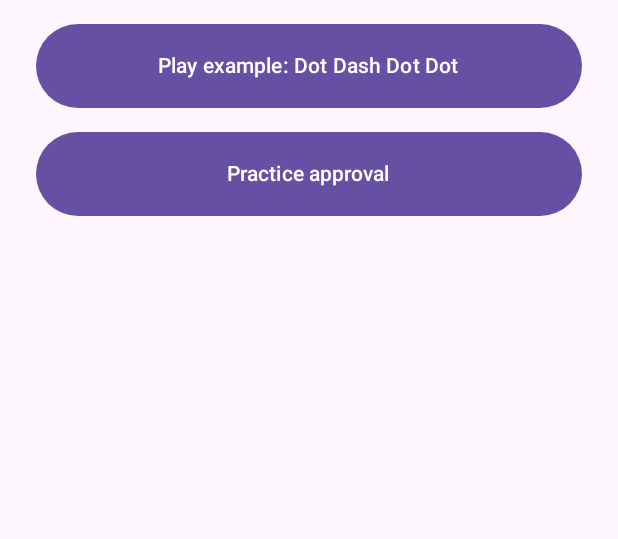
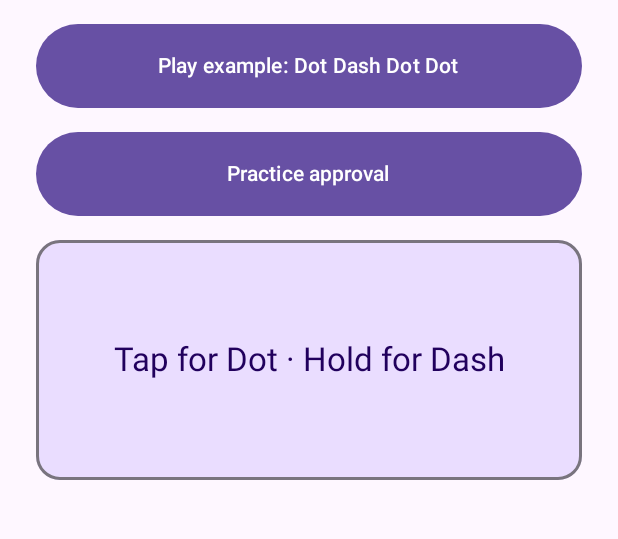
Before and after one commit to BuvinduS/CS3053-MFA-Gallifrey, an Android app built with Jetpack Compose: the screen it shows after launch (MainActivity), on a phone screen of 412 x 824 dp, the part 90-629 px from its top. Run offline under Robolectric (Android 15) with nearby library versions, the light colour scheme and no system bars; 1 statement that could not run was skipped.

Commit message:
Add tap/hold gesture area for DOT/DASH input

```diff
--- a/android/app/src/main/kotlin/com/gallifrey/authenticator/MainActivity.kt
+++ b/android/app/src/main/kotlin/com/gallifrey/authenticator/MainActivity.kt
@@ -31,6 +31,10 @@ import com.gallifrey.authenticator.device.KeystoreDeviceSigner
 import com.gallifrey.authenticator.haptics.HapticEngine
 import com.gallifrey.authenticator.haptics.HapticPattern
 import com.gallifrey.authenticator.haptics.PatternElement
+import com.gallifrey.authenticator.input.GestureClassifier
+import com.gallifrey.authenticator.input.HoldGestureArea
+import com.gallifrey.authenticator.input.InputMode
+import com.gallifrey.authenticator.input.PatternInput
 import kotlinx.coroutines.launch
 
 // FragmentActivity (a ComponentActivity) is required by BiometricPrompt.
@@ -41,6 +45,8 @@ class MainActivity : FragmentActivity() {
     private lateinit var practiceSigner: KeystoreDeviceSigner
 
     private var status by mutableStateOf("")
+    private val gestureClassifier = GestureClassifier()
+    private val gestureInput = PatternInput(classifier = gestureClassifier, mode = InputMode.GESTURE)
 
     override fun onCreate(savedInstanceState: Bundle?) {
         super.onCreate(savedInstanceState)
@@ -74,6 +80,18 @@ class MainActivity : FragmentActivity() {
                         ) {
                             Text("Practice approval")
                         }
+                        HoldGestureArea(
+                            classifier = gestureClassifier,
+                            onElement = {
+                                // Temporary check only: a full entry restarts on the next element.
+                                if (gestureInput.isComplete) gestureInput.reset()
+                                when (it) {
+                                    PatternElement.DOT -> gestureInput.addDot()
+                                    PatternElement.DASH -> gestureInput.addDash()
+                                }
+                                status = "Entered ${gestureInput.count} of 4 (practice: last was $it)"
+                            },
+                        )
                         Text(
                             text = status,
                             modifier = Modifier.semantics { liveRegion = LiveRegionMode.Polite },
--- /dev/null
+++ b/android/app/src/main/kotlin/com/gallifrey/authenticator/input/HoldGestureArea.kt
@@ -0,0 +1,106 @@
+package com.gallifrey.authenticator.input
+
+import androidx.compose.foundation.background
+import androidx.compose.foundation.border
+import androidx.compose.foundation.gestures.awaitEachGesture
+import androidx.compose.foundation.gestures.awaitFirstDown
+import androidx.compose.foundation.gestures.waitForUpOrCancellation
+import androidx.compose.foundation.layout.Box
+import androidx.compose.foundation.layout.fillMaxWidth
+import androidx.compose.foundation.layout.heightIn
+import androidx.compose.foundation.layout.padding
+import androidx.compose.foundation.shape.RoundedCornerShape
+import androidx.compose.material3.MaterialTheme
+import androidx.compose.material3.Text
+import androidx.compose.runtime.Composable
+import androidx.compose.runtime.getValue
+import androidx.compose.runtime.mutableStateOf
+import androidx.compose.runtime.remember
+import androidx.compose.runtime.rememberUpdatedState
+import androidx.compose.runtime.setValue
+import androidx.compose.ui.Alignment
+import androidx.compose.ui.Modifier
+import androidx.compose.ui.input.pointer.pointerInput
+import androidx.compose.ui.semantics.CustomAccessibilityAction
+import androidx.compose.ui.semantics.contentDescription
+import androidx.compose.ui.semantics.customActions
+import androidx.compose.ui.semantics.disabled
+import androidx.compose.ui.semantics.semantics
+import androidx.compose.ui.text.style.TextAlign
+import androidx.compose.ui.unit.dp
+import com.gallifrey.authenticator.haptics.PatternElement
+
+/**
+ * A large touch area for the optional tap/hold input (design section 8).
+ *
+ * Press duration is measured from the pointer events' own uptime timestamps
+ * (monotonic) and classified by core's GestureClassifier: shorter than the
+ * threshold is DOT, otherwise DASH. A touch that is cancelled or slides out
+ * of the area adds nothing.
+ *
+ * Only touches inside this area are handled, so TalkBack's own gestures
+ * elsewhere are not intercepted. TalkBack users can also pick "Add dot" /
+ * "Add dash" from the accessibility actions menu instead of timing a hold.
+ */
+@Composable
+fun HoldGestureArea(
+    classifier: GestureClassifier,
+    onElement: (PatternElement) -> Unit,
+    modifier: Modifier = Modifier,
+    enabled: Boolean = true,
+) {
+    val currentClassifier by rememberUpdatedState(classifier)
+    val currentOnElement by rememberUpdatedState(onElement)
+    var pressed by remember { mutableStateOf(false) }
+
+    val colors = MaterialTheme.colorScheme
+    val background = when {
+        !enabled -> colors.surfaceVariant
+        pressed -> colors.primary
+        else -> colors.primaryContainer
+    }
+    val content = if (pressed) colors.onPrimary else colors.onPrimaryContainer
+
+    Box(
+        contentAlignment = Alignment.Center,
+        modifier = modifier
+            .fillMaxWidth()
+            .heightIn(min = 160.dp)
+            .background(background, RoundedCornerShape(16.dp))
+            .border(2.dp, colors.outline, RoundedCornerShape(16.dp))
+            .semantics(mergeDescendants = true) {
+                contentDescription = "Hold area. Tap for dot, hold for dash."
+                if (enabled) {
+                    customActions = listOf(
+                        CustomAccessibilityAction("Add dot") { currentOnElement(PatternElement.DOT); true },
+                        CustomAccessibilityAction("Add dash") { currentOnElement(PatternElement.DASH); true },
+                    )
+                } else {
+                    disabled()
+                }
+            }
+            .pointerInput(enabled) {
+                if (!enabled) return@pointerInput
+                awaitEachGesture {
+                    val down = awaitFirstDown(requireUnconsumed = false)
+                    pressed = true
+                    // null when the touch is cancelled or leaves the area.
+                    val up = waitForUpOrCancellation()
+                    pressed = false
+                    if (up != null) {
+                        up.consume()
+                        currentClassifier.classify(down.uptimeMillis, up.uptimeMillis)
+                            ?.let(currentOnElement)
+                    }
+                }
+            },
+    ) {
+        Text(
+            text = if (pressed) "Holding…" else "Tap for Dot · Hold for Dash",
+            color = content,
+            style = MaterialTheme.typography.titleLarge,
+            textAlign = TextAlign.Center,
+            modifier = Modifier.padding(16.dp),
+        )
+    }
+}
```
